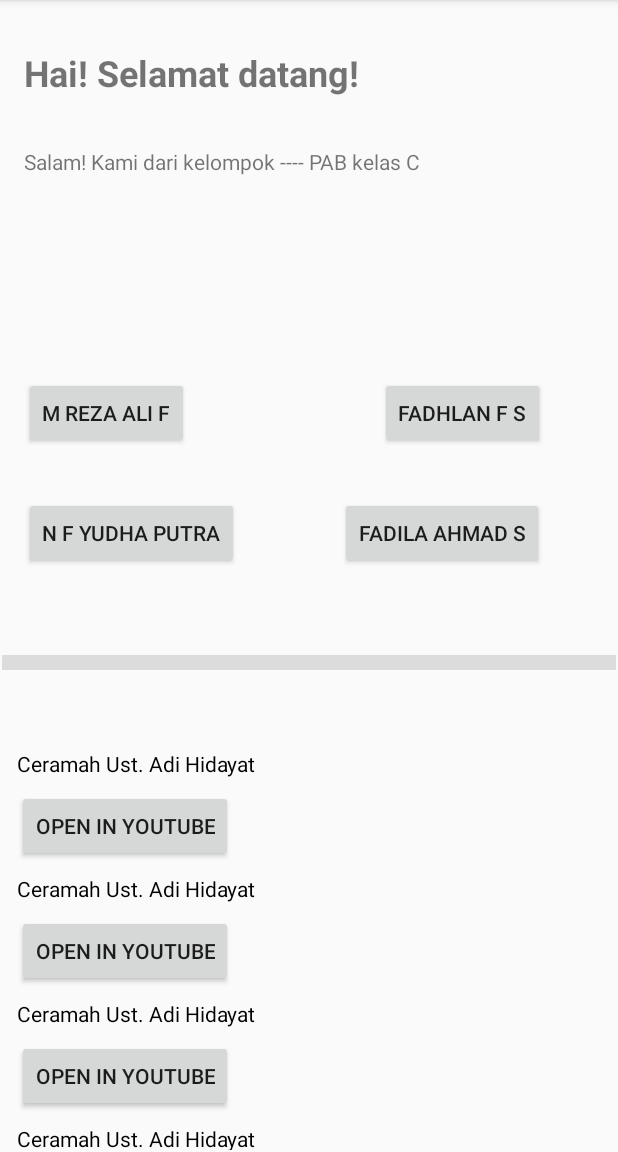
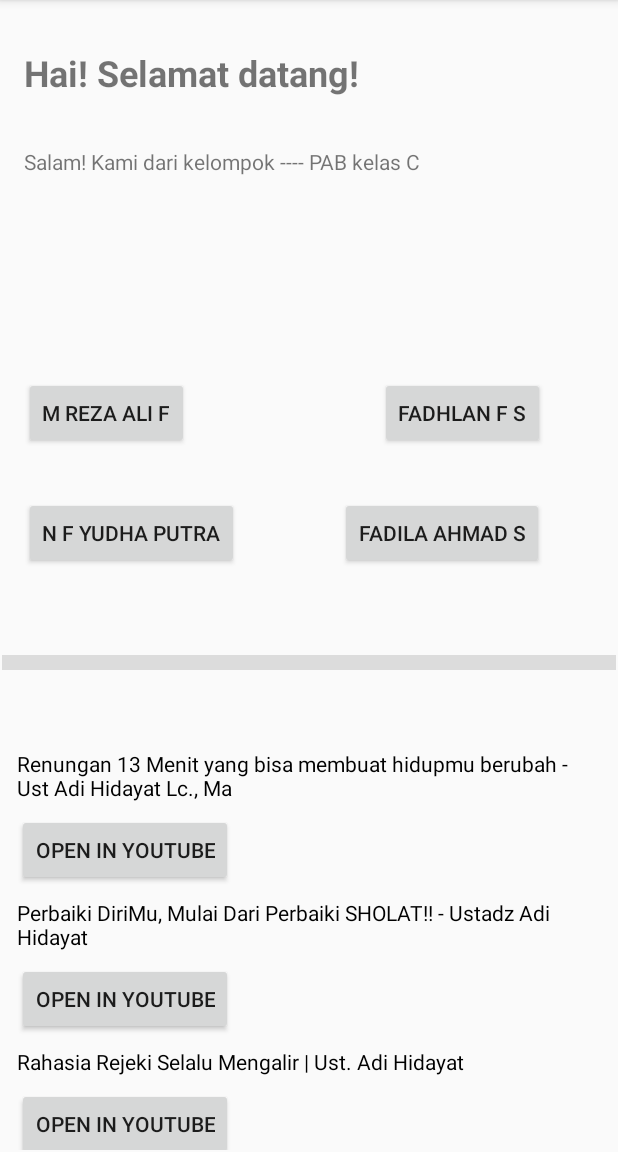
Before and after one commit to firdausreza/AppPABKelompok, an Android app: the screen it shows after launch (MainActivity), on a phone screen of 412 x 824 dp, the part 84-1236 px from its top. Run offline under Robolectric (Android 15) with nearby library versions, the phone set to English and light mode, and no system bars.

Commit message:
Update main activity

```diff
--- a/app/src/main/java/com/example/appkelompok/reza.java
+++ b/app/src/main/java/com/example/appkelompok/reza.java
@@ -18,7 +18,6 @@ public class reza extends AppCompatActivity {
     public static final String EXTRA_MESSAGE = "com.example.android.appkelompok.extra.MESSAGE";
     private EditText editText;
     private Spinner spinNama;
-    private String nama;
 
     @Override
     protected void onCreate(Bundle savedInstanceState) {
--- a/app/src/main/res/layout/activity_main.xml
+++ b/app/src/main/res/layout/activity_main.xml
@@ -45,13 +45,14 @@
                 android:layout_height="match_parent"
                 android:layout_marginTop="8dp"
                 android:layout_marginBottom="8dp"
-                android:text="@string/title_tautan"
+                android:text="@string/title_tautan1"
                 android:textColor="@android:color/black" />
 
             <Button
                 android:id="@+id/tautan_button2"
                 android:layout_width="wrap_content"
                 android:layout_height="wrap_content"
+                android:onClick="tautan1"
                 android:text="@string/tautan_button" />
 
             <TextView
@@ -60,13 +61,14 @@
                 android:layout_height="match_parent"
                 android:layout_marginTop="8dp"
                 android:layout_marginBottom="8dp"
-                android:text="@string/title_tautan"
+                android:text="@string/title_tautan2"
                 android:textColor="@android:color/black" />
 
             <Button
                 android:id="@+id/tautan_button3"
                 android:layout_width="wrap_content"
                 android:layout_height="wrap_content"
+                android:onClick="tautan2"
                 android:text="@string/tautan_button" />
 
             <TextView
@@ -75,13 +77,14 @@
                 android:layout_height="match_parent"
                 android:layout_marginTop="8dp"
                 android:layout_marginBottom="8dp"
-                android:text="@string/title_tautan"
+                android:text="@string/title_tautan3"
                 android:textColor="@android:color/black" />
 
             <Button
                 android:id="@+id/tautan_button4"
                 android:layout_width="wrap_content"
                 android:layout_height="wrap_content"
+                android:onClick="tautan3"
                 android:text="@string/tautan_button" />
 
             <TextView
@@ -97,6 +100,7 @@
                 android:id="@+id/tautan_button5"
                 android:layout_width="wrap_content"
                 android:layout_height="wrap_content"
+                android:onClick="tautan"
                 android:text="@string/tautan_button" />
 
         </LinearLayout>
--- a/app/src/main/res/values/strings.xml
+++ b/app/src/main/res/values/strings.xml
@@ -1,7 +1,12 @@
 <resources>
     <string name="app_name">Appkelompok</string>
     <string name="heading_main">Hai! Selamat datang!</string>
-    <string name="title_tautan">Ceramah Ust. Adi Hidayat</string>
+    <string name="title_tautan">Renungan 13 Menit yang bisa membuat hidupmu berubah - Ust Adi Hidayat Lc., Ma</string>
+    <string name="title_tautan1">Perbaiki DiriMu, Mulai Dari Perbaiki SHOLAT!! - Ustadz Adi Hidayat</string>
+    <string name="title_tautan2">Rahasia Rejeki Selalu Mengalir | Ust. Adi Hidayat</string>
+    <string name="title_tautan3">Inilah Ciri Orang Munafik - Ustadz Adi Hidayat</string>
+    <string name="title_tautan4">Ceramah Ust. Adi Hidayat</string>
+    <string name="title_tautan5">Ceramah Ust. Adi Hidayat</string>
     <string name="tautan_button">Open in Youtube</string>
     <string name="profile_button">M Reza Ali F</string>
     <string name="profile_buttonyp">N F Yudha Putra</string>
```
Also changed, not shown: app/src/main/java/com/example/appkelompok/FadhlanActivity.java (+7 -0 lines), app/src/main/java/com/example/appkelompok/MainActivity.java (+21 -0 lines), app/src/main/java/com/example/appkelompok/activity_yudha.java (+4 -3 lines).
